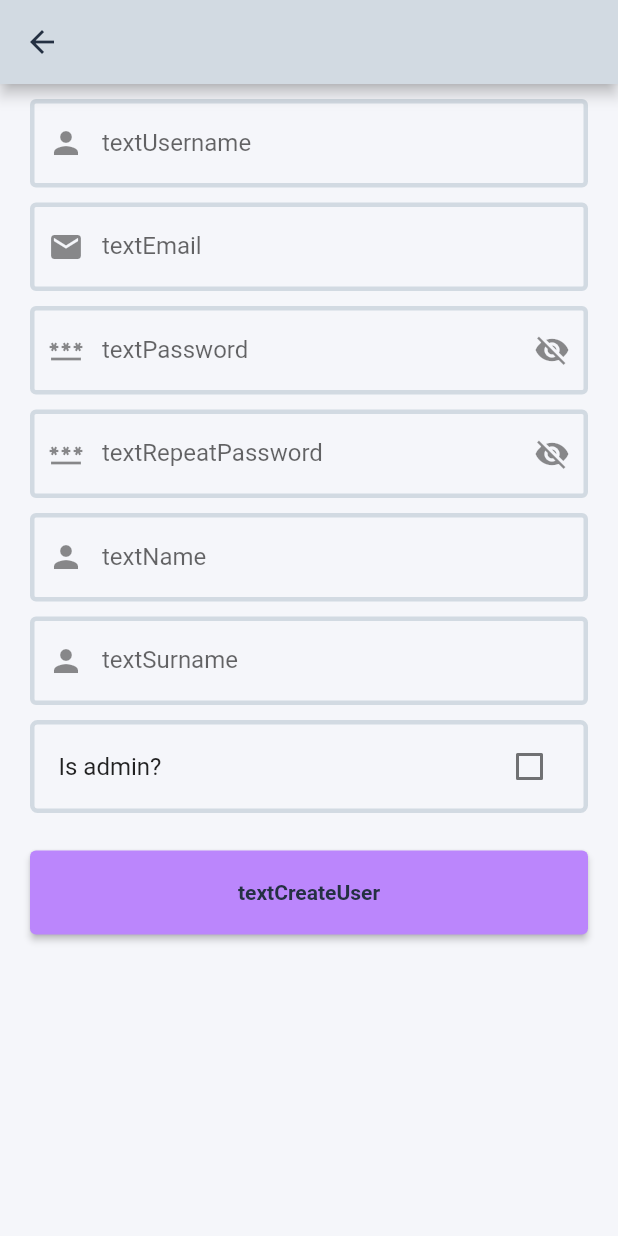
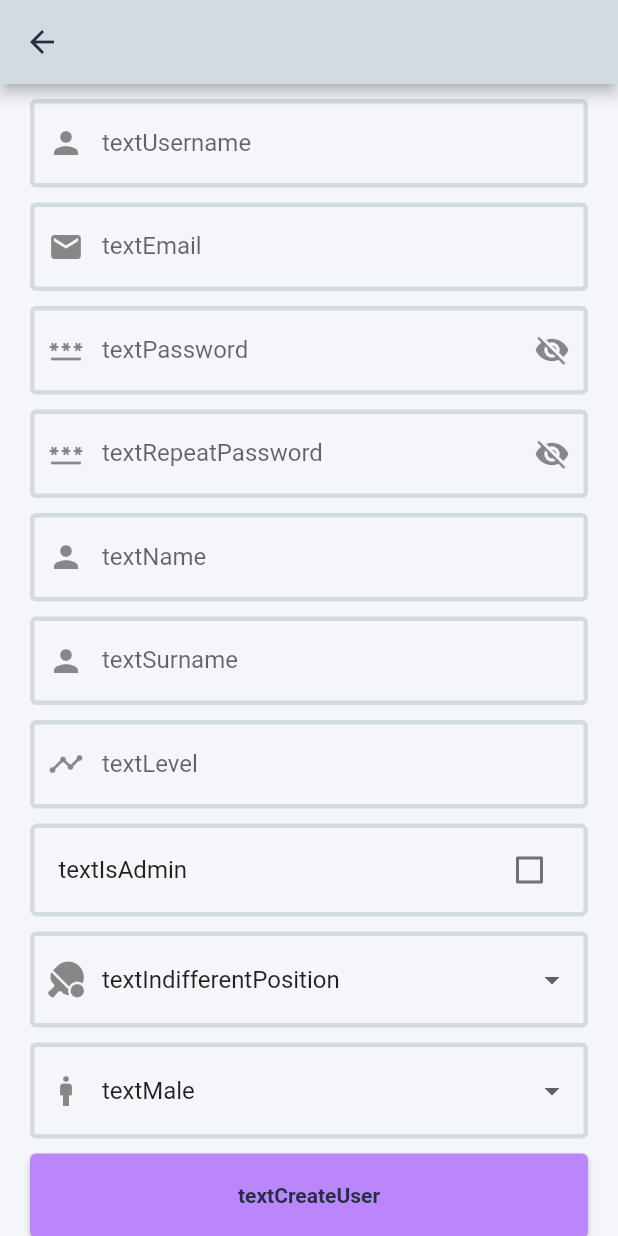
Before and after one commit to Alvaro-Final-Proyect/App, a Flutter app: the CreateUserScreen screen opened by its route, on a phone screen of 412 x 824 dp. Run offline on Flutter 3.47's test engine with Material 2 defaults, Android fonts, the phone set to English and light mode, and no system bars; our stand-ins replace auto_size_text, carousel_slider, dio, easy_splash_screen, file_picker, fluttertoast and 7 more; missing offline and left inert: gender_picker, graphic, icon_badge; accounts and stored records are empty; generated files the repository leaves out were written again; network calls fail.

Commit message:
- create_user administration working - beautiful code

```diff
--- a/lib/data/models/user_response.dart
+++ b/lib/data/models/user_response.dart
@@ -18,7 +18,7 @@ class UserModel {
   List<String> matchesInvitations;
   bool isAdmin;
 
-  UserModel({required this.matchesInvitations, this.id, this.username, this.email, this.name, this.surname, this.password, this.gender, this.level, this.friends, this.friendsRequests, this.position, this.image, this.isAdmin = false});
+  UserModel({this.matchesInvitations = const [], this.id, this.username, this.email, this.name, this.surname, this.password, this.gender, this.level, this.friends, this.friendsRequests, this.position, this.image, this.isAdmin = false});
   factory UserModel.fromJson(Map<String, dynamic> json) => _$UserModelFromJson(json);
   Map<String, dynamic> toJson() => _$UserModelToJson(this);
 
--- a/lib/data/network/api_client.dart
+++ b/lib/data/network/api_client.dart
@@ -77,4 +77,7 @@ abstract class ApiClient{
 
   @GET('/getAllUsernamesAndEmails')
   Future<WrapMap> getAllUsernamesAndEmails();
+
+  @POST('/api/users')
+  Future<UserModel> createUser(@Body() UserModel userModel);
 }
--- a/lib/data/network/api_service.dart
+++ b/lib/data/network/api_service.dart
@@ -122,4 +122,8 @@ class ApiService {
   Future<WrapMap> getAllUsernames() async {
     return await RetrofitHelper.getApiClient().getAllUsernamesAndEmails();
   }
+
+  Future<UserModel> createUser(UserModel userModel) async {
+    return await RetrofitHelper.getApiClient().createUser(userModel);
+  }
 }
--- /dev/null
+++ b/lib/domain/user_use_case/create_user_use_case.dart
@@ -0,0 +1,7 @@
+import '../../data/models/user_response.dart';
+import '../../data/network/api_service.dart';
+
+class CreateUserUseCase {
+  final ApiService _api = ApiService();
+  Future<UserModel> call(UserModel userModel) => _api.createUser(userModel);
+}
--- a/lib/screens/create_user_screen/create_user_body.dart
+++ b/lib/screens/create_user_screen/create_user_body.dart
@@ -1,9 +1,18 @@
+import 'dart:developer';
+
 import 'package:flutter/material.dart';
+import 'package:font_awesome_flutter/font_awesome_flutter.dart';
 import 'package:get/get.dart';
+import 'package:padel/data/models/user_response.dart';
 import 'package:padel/screens/create_user_screen/create_user_controller.dart';
-import 'package:padel/util/input_controllers/text_input_controller.dart';
 import 'package:padel/widgets/custom_checkbox.dart';
 import 'package:padel/widgets/expanded_button.dart';
+import 'package:padel/widgets/input.dart';
+import 'package:padel/widgets/loading_popup.dart';
+
+enum Position { right, backhand, indifferent }
+
+enum Gender { male, female }
 
 class CreateUserBody extends StatelessWidget {
   CreateUserBody({Key? key}) : super(key: key);
@@ -17,174 +26,260 @@ class CreateUserBody extends StatelessWidget {
         children: [
           // USERNAME
           Input(
-            controller: _createUserController.usernameInputController,
+            controller: _createUserController.usernameController,
             prefixIcon: const Icon(Icons.person),
             padding: const EdgeInsets.fromLTRB(20, 10, 20, 5),
             onChanged: (value) {
-              _createUserController.usernameInputController.onChanged(value);
-              _createUserController.usernameInputController.validate(
+              _createUserController.usernameController.onChanged(value);
+              _createUserController.usernameController.validate(
                   values: {'usernames': _createUserController.usernames});
             },
             label: 'textUsername'.tr,
           ),
           // EMAIL
           Input(
-            controller: _createUserController.emailInputController,
+            controller: _createUserController.emailController,
             prefixIcon: const Icon(Icons.email),
             padding: const EdgeInsets.fromLTRB(20, 5, 20, 5),
             onChanged: (value) {
-              _createUserController.emailInputController.onChanged(value);
-              _createUserController.emailInputController.validate(
-                  values: {'emails': _createUserController.emails}
-              );
+              _createUserController.emailController.onChanged(value);
+              _createUserController.emailController
+                  .validate(values: {'emails': _createUserController.emails});
             },
             label: 'textEmail'.tr,
           ),
           // PASSWORD
           Obx(() {
             return Input(
-              controller: _createUserController.passwordInputController,
+              controller: _createUserController.passwordController,
               prefixIcon: const Icon(Icons.password),
               padding: const EdgeInsets.fromLTRB(20, 5, 20, 5),
               onChanged: (value) {
-                _createUserController.passwordInputController.onChanged(value);
-                _createUserController.passwordInputController.validate();
-                _createUserController.repeatPasswordInputController.validate(
+                _createUserController.passwordController.onChanged(value);
+                _createUserController.passwordController.validate();
+                _createUserController.repeatPasswordController.validate(
                   values: {
-                    'password':
-                        _createUserController.passwordInputController.text,
+                    'password': _createUserController.passwordController.text,
                   },
                 );
               },
               label: 'textPassword'.tr,
               suffixIcon: IconButton(
-                onPressed: _createUserController
-                    .passwordInputController.toggleVisibility,
+                onPressed:
+                    _createUserController.passwordController.toggleVisibility,
                 icon: Icon(
-                  _createUserController.passwordInputController.isVisible
+                  _createUserController.passwordController.isVisible
                       ? Icons.visibility
                       : Icons.visibility_off,
                 ),
               ),
-              obscureText:
-                  !_createUserController.passwordInputController.isVisible,
+              obscureText: !_createUserController.passwordController.isVisible,
             );
           }),
           // REPEAT PASSWORD
           Obx(() {
             return Input(
-              controller: _createUserController.repeatPasswordInputController,
+              controller: _createUserController.repeatPasswordController,
               prefixIcon: const Icon(Icons.password),
               padding: const EdgeInsets.fromLTRB(20, 5, 20, 5),
               onChanged: (value) {
-                _createUserController.repeatPasswordInputController
-                    .onChanged(value);
-                _createUserController.repeatPasswordInputController.validate(
+                _createUserController.repeatPasswordController.onChanged(value);
+                _createUserController.repeatPasswordController.validate(
                   values: {
-                    'password':
-                        _createUserController.passwordInputController.text,
+                    'password': _createUserController.passwordController.text,
                   },
                 );
               },
               label: 'textRepeatPassword'.tr,
               suffixIcon: IconButton(
                 onPressed: _createUserController
-                    .repeatPasswordInputController.toggleVisibility,
+                    .repeatPasswordController.toggleVisibility,
                 icon: Icon(
-                  _createUserController.repeatPasswordInputController.isVisible
+                  _createUserController.repeatPasswordController.isVisible
                       ? Icons.visibility
                       : Icons.visibility_off,
                 ),
               ),
-              obscureText: !_createUserController
-                  .repeatPasswordInputController.isVisible,
+              obscureText:
+                  !_createUserController.repeatPasswordController.isVisible,
             );
           }),
           // NAME
           Input(
-            controller: _createUserController.nameInputController,
+            controller: _createUserController.nameController,
             prefixIcon: const Icon(Icons.person),
             padding: const EdgeInsets.fromLTRB(20, 5, 20, 5),
             onChanged: (value) {
-              _createUserController.nameInputController.onChanged(value);
-              _createUserController.nameInputController.validate();
+              _createUserController.nameController.onChanged(value);
+              _createUserController.nameController.validate();
             },
             label: 'textName'.tr,
           ),
           // SURNAME
           Input(
-            controller: _createUserController.surnamePasswordController,
+            controller: _createUserController.surnameController,
             prefixIcon: const Icon(Icons.person),
             padding: const EdgeInsets.fromLTRB(20, 5, 20, 5),
             onChanged: (value) {
-              _createUserController.surnamePasswordController.onChanged(value);
-              _createUserController.surnamePasswordController.validate();
+              _createUserController.surnameController.onChanged(value);
+              _createUserController.surnameController.validate();
             },
             label: 'textSurname'.tr,
           ),
+          // Level
+          Input(
+            controller: _createUserController.levelController,
+            prefixIcon: const Icon(Icons.timeline),
+            padding: const EdgeInsets.fromLTRB(20, 5, 20, 5),
+            onChanged: (value) {
+              _createUserController.levelController.onChanged(value);
+              _createUserController.levelController.validate();
+            },
+            label: 'textLevel'.tr,
+          ),
           // IS ADMIN
           Padding(
-            padding: const EdgeInsets.fromLTRB(20, 5, 20, 20),
+            padding: const EdgeInsets.fromLTRB(20, 5, 20, 5),
             child: CustomCheckbox(
               checkboxController: _createUserController.checkboxController,
-              title: 'Is admin?',
+              title: 'textIsAdmin'.tr,
             ),
           ),
+          // Position
+          Container(
+            padding: const EdgeInsets.fromLTRB(20, 5, 20, 5),
+            child: DropdownButtonFormField<Position>(
+              items: Position.values.map(
+                (position) {
+                  return DropdownMenuItem(
+                    value: position,
+                    child: Text(
+                      'text${position.name.capitalize ?? ''}Position'.tr,
+                    ),
+                  );
+                },
+              ).toList(),
+              onChanged: _createUserController.positionController.onChanged,
+              hint: Text('textSelectYourPosition'.tr),
+              decoration: InputDecoration(
+                border: const OutlineInputBorder(),
+                enabledBorder: OutlineInputBorder(
+                    borderSide: BorderSide(
+                        color: Theme.of(context).colorScheme.onSurface,
+                        width: 3.0)),
+                prefixIcon: const Icon(FontAwesomeIcons.tableTennisPaddleBall),
+              ),
+              value: _createUserController.positionController.selected,
+            ),
+          ),
+          // Gender
+          Container(
+            padding: const EdgeInsets.fromLTRB(20, 5, 20, 5),
+            child: DropdownButtonFormField<Gender>(
+              items: Gender.values.map(
+                (gender) {
+                  return DropdownMenuItem(
+                    value: gender,
+                    child: Text(
+                      'text${gender.name.capitalize ?? ''}'.tr,
+                    ),
+                  );
+                },
+              ).toList(),
+              onChanged: _createUserController.genderController.onChanged,
+              hint: Text('textSelectYourGender'.tr),
+              decoration: InputDecoration(
+                  border: const OutlineInputBorder(),
+                  enabledBorder: OutlineInputBorder(
+                      borderSide: BorderSide(
+                          color: Theme.of(context).colorScheme.onSurface,
+                          width: 3.0)),
+                  prefixIcon: Obx(() {
+                    switch (_createUserController.genderController.selected) {
+                      case Gender.male:
+                        return const Icon(Icons.man);
+                      case Gender.female:
+                        return const Icon(Icons.woman);
+                      default:
+                        return const Icon(Icons.elderly_woman);
+                    }
+                  })),
+              value: _createUserController.genderController.selected,
+            ),
+          ),
+          // Button
           ExpandedButton(
             text: 'textCreateUser'.tr,
-            onPressed: () {},
-            margin: const EdgeInsets.only(left: 20, right: 20, bottom: 5, top: 5),
+            onPressed: () => _createUser(context),
+            margin:
+                const EdgeInsets.only(left: 20, right: 20, bottom: 5, top: 5),
             padding: const EdgeInsets.all(20),
-          )
+          ),
         ],
       ),
     );
   }
-}
 
-class Input extends StatelessWidget {
-  const Input({
-    Key? key,
-    this.controller,
-    this.onChanged,
-    this.label,
-    this.prefixIcon,
-    this.suffixIcon,
-    this.padding,
-    this.obscureText = false,
-  }) : super(key: key);
+  void _createUser(BuildContext context) {
+    final validations = [
+      _createUserController.usernameController
+          .validate(values: {'usernames': _createUserController.usernames}),
+      _createUserController.emailController
+          .validate(values: {'emails': _createUserController.emails}),
+      _createUserController.passwordController.validate(),
+      _createUserController.repeatPasswordController.validate(
+          values: {'password': _createUserController.passwordController.text}),
+      _createUserController.nameController.validate(),
+      _createUserController.surnameController.validate(),
+      _createUserController.levelController.validate(),
+      _createUserController.positionController.selected != null,
+      _createUserController.genderController.selected != null
+    ];
 
-  final TextInputController? controller;
-  final ValueChanged<String>? onChanged;
-  final String? label;
-  final Widget? prefixIcon;
-  final Widget? suffixIcon;
-  final EdgeInsets? padding;
-  final bool obscureText;
+    log('validations: $validations, contains false: ${validations.contains(false)}');
 
-  @override
-  Widget build(BuildContext context) {
-    return Obx(() {
-      return Padding(
-        padding: padding ?? EdgeInsets.zero,
-        child: TextFormField(
-          onChanged: onChanged,
-          obscureText: obscureText,
-          decoration: InputDecoration(
-            labelText: label,
-            border: const OutlineInputBorder(),
-            enabledBorder: OutlineInputBorder(
-              borderSide: BorderSide(
-                color: Theme.of(context).colorScheme.onSurface,
-                width: 3.0,
-              ),
+    if (!validations.contains(false)) {
+      final username = _createUserController.usernameController.text;
+      final email = _createUserController.emailController.text;
+      final password = _createUserController.passwordController.text;
+      final name = _createUserController.nameController.text;
+      final surname = _createUserController.surnameController.text;
+      final level = double.parse(_createUserController.levelController.text);
+      final isAdmin = _createUserController.checkboxController.isChecked.value;
+      final position = _createUserController.positionController.selected!.name;
+      final gender = _createUserController.genderController.selected!.name;
+
+      final user = UserModel(
+          username: username,
+          email: email,
+          password: password,
+          name: name,
+          surname: surname,
+          level: level,
+          isAdmin: isAdmin,
+          position: position,
+          gender: gender);
+
+      LoadingPopup.show(context: context);
+
+      _createUserController.createUser(user).then((value) {
+        Get.back();
+        ScaffoldMessenger.of(context).showSnackBar(
+          SnackBar(
+            content: Text(
+              value
+                  ? 'Usuario creado correctamente'
+                  : 'No se ha podido crear el usuario',
             ),
-            suffixIcon: suffixIcon,
-            prefixIcon: prefixIcon,
-            errorText: controller?.error,
           ),
-        ),
-      );
-    });
+        );
+
+        if (value) {
+          Get.back();
+        }
+      });
+    } else {
+      log('Check fields!');
+    }
   }
 }
--- a/lib/screens/create_user_screen/create_user_controller.dart
+++ b/lib/screens/create_user_screen/create_user_controller.dart
@@ -1,25 +1,38 @@
 import 'dart:developer';
 
 import 'package:get/get.dart';
+import 'package:padel/data/models/user_response.dart';
 import 'package:padel/domain/get_all_usernames_use_case.dart';
+import 'package:padel/domain/user_use_case/create_user_use_case.dart';
 import 'package:padel/util/input_controllers/empty_input_controller.dart';
+import 'package:padel/util/input_controllers/level_input_controller.dart';
+import 'package:padel/util/input_controllers/number_input_controller.dart';
 import 'package:padel/util/input_controllers/password_input_controller.dart';
 import 'package:padel/util/input_controllers/username_input_controller.dart';
 import 'package:padel/widgets/custom_checkbox.dart';
-
+import '../../util/input_controllers/drop_down_menu_controller.dart';
 import '../../util/input_controllers/email_input_controller.dart';
 import '../../util/input_controllers/repeat_password_input_controller.dart';
+import 'create_user_body.dart';
 
 class CreateUserController extends GetxController {
-  final usernameInputController = UsernameInputController();
-  final emailInputController = EmailInputController();
-  final passwordInputController = PasswordInputController();
-  final repeatPasswordInputController = RepeatPasswordInputController();
-  final nameInputController = EmptyInputController();
-  final surnamePasswordController = EmptyInputController();
+  final _isLoading = false.obs;
+  bool get isLoading => _isLoading.value;
+  set isLoading(value) => _isLoading.value = value;
+
+  final usernameController = UsernameInputController();
+  final emailController = EmailInputController();
+  final passwordController = PasswordInputController();
+  final repeatPasswordController = RepeatPasswordInputController();
+  final nameController = EmptyInputController();
+  final surnameController = EmptyInputController();
+  final levelController = LevelInputController();
   final checkboxController = CheckboxController();
+  final positionController = DropdownMenuController<Position>(initial: Position.indifferent);
+  final genderController = DropdownMenuController<Gender>(initial: Gender.male);
 
   final getAllUsernamesAndEmailsUseCase = GetAllUsernamesAndEmailsUseCase();
+  final createUserUseCase = CreateUserUseCase();
 
   var usernames = <String>[];
   var emails = <String>[];
@@ -44,4 +57,13 @@ class CreateUserController extends GetxController {
       log('error: $e');
     }
   }
+
+  Future<bool> createUser(UserModel userModel) async {
+    try{
+      final newUser = await createUserUseCase(userModel);
+      return true;
+    }catch(e){
+      return false;
+    }
+  }
 }
--- /dev/null
+++ b/lib/util/input_controllers/drop_down_menu_controller.dart
@@ -0,0 +1,10 @@
+import 'package:get/get.dart';
+
+class DropdownMenuController<T> extends GetxController {
+  DropdownMenuController({T? initial}){ _selected = Rx(initial); }
+
+  late final Rx<T?> _selected;
+  T? get selected => _selected.value;
+
+  void onChanged(T? value) => _selected.value = value;
+}
--- a/lib/util/internationalization/en.dart
+++ b/lib/util/internationalization/en.dart
@@ -76,4 +76,5 @@ Map<String, String> get en => {
   'textCancel': 'Cancel',
   'textSaveSettings': 'Save settings',
   'textAreYouSureSaveSettings': 'Do you want to save the settings?',
+  'textIsAdmin': 'Is Admin?',
 };
--- a/lib/util/internationalization/es.dart
+++ b/lib/util/internationalization/es.dart
@@ -76,4 +76,5 @@ Map<String, String> get es => {
   'textAreYouSure': '¿Estás seguro?',
   'textSaveSettings': 'Guardar ajustes',
   'textAreYouSureSaveSettings': '¿Deseas guardar los ajustes?',
+  'textIsAdmin': '¿Administrador?',
 };
--- a/lib/widgets/custom_checkbox.dart
+++ b/lib/widgets/custom_checkbox.dart
@@ -4,7 +4,6 @@ import 'package:padel/res/colors.dart';
 
 class CheckboxController extends GetxController {
   var isChecked = false.obs;
-
   void toggleCheck(bool value) => isChecked.value = value;
 }
 
--- a/lib/widgets/drop_down_menu.dart
+++ b/lib/widgets/drop_down_menu.dart
@@ -22,7 +22,7 @@ class DropdownMenu extends StatelessWidget {
   Widget build(BuildContext context) {
     return Obx(() {
       return DropdownButtonFormField(
-        decoration:  InputDecoration(
+        decoration: InputDecoration(
           border: const OutlineInputBorder(),
           enabledBorder: OutlineInputBorder(
               borderSide: BorderSide(color: Theme.of(context).colorScheme.onSurface, width: 3.0)
--- /dev/null
+++ b/lib/widgets/input.dart
@@ -0,0 +1,50 @@
+import 'package:flutter/material.dart';
+import 'package:get/get.dart';
+import 'package:padel/util/input_controllers/text_input_controller.dart';
+
+class Input extends StatelessWidget {
+  const Input({
+    Key? key,
+    this.controller,
+    this.onChanged,
+    this.label,
+    this.prefixIcon,
+    this.suffixIcon,
+    this.padding,
+    this.obscureText = false,
+  }) : super(key: key);
+
+  final TextInputController? controller;
+  final ValueChanged<String>? onChanged;
+  final String? label;
+  final Widget? prefixIcon;
+  final Widget? suffixIcon;
+  final EdgeInsets? padding;
+  final bool obscureText;
+
+  @override
+  Widget build(BuildContext context) {
+    return Obx(() {
+      return Padding(
+        padding: padding ?? EdgeInsets.zero,
+        child: TextFormField(
+          onChanged: onChanged,
+          obscureText: obscureText,
+          decoration: InputDecoration(
+            labelText: label,
+            border: const OutlineInputBorder(),
+            enabledBorder: OutlineInputBorder(
+              borderSide: BorderSide(
+                color: Theme.of(context).colorScheme.onSurface,
+                width: 3.0,
+              ),
+            ),
+            suffixIcon: suffixIcon,
+            prefixIcon: prefixIcon,
+            errorText: controller?.error,
+          ),
+        ),
+      );
+    });
+  }
+}
```
Also changed, not shown: lib/util/input_controllers/level_input_controller.dart (added, +20 -0 lines), lib/data/models/user_response.g.dart, lib/data/network/api_client.g.dart.
